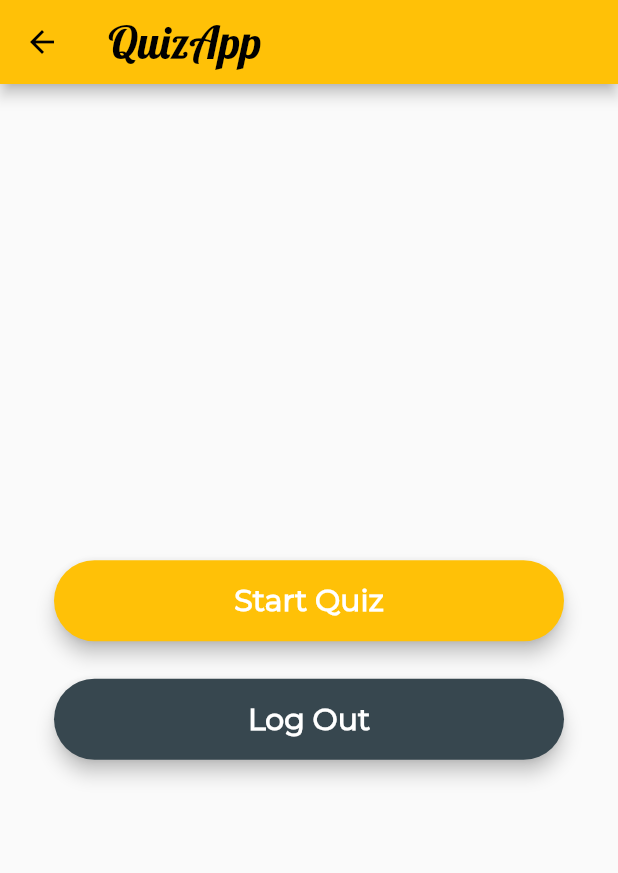
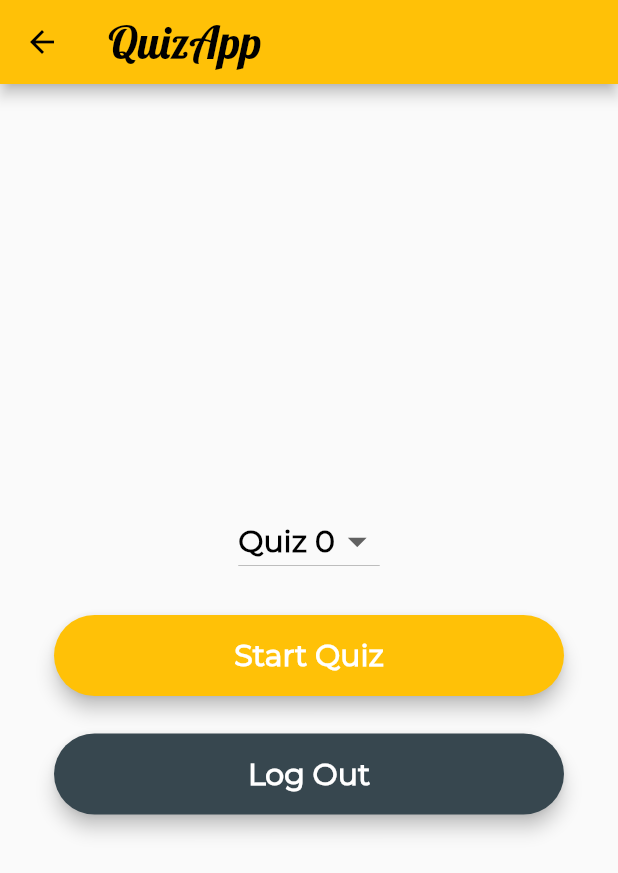
Before and after one commit to CSnakeEyes/flutter_quizapp, a Flutter app: the HomePage screen opened directly, on a phone screen of 412 x 824 dp. Shown: the top 873 px of the screen. Run offline on Flutter 3.47's test engine with Material 2 defaults, Android fonts, the phone set to English and light mode, and no system bars.

Commit message:
Functionality added but there is still some remaining

```diff
--- a/lib/StartQuiz.dart
+++ b/lib/StartQuiz.dart
@@ -1,6 +1,8 @@
 import 'package:flutter/material.dart';
 
 import 'package:flutter_quizapp/QuizScreen.dart';
+
+import 'controller/Quiz.dart';
 
 class StartQuiz extends StatelessWidget {
   @override
@@ -19,9 +21,37 @@ class HomePage extends StatefulWidget {
 
 class _HomePageState extends State<HomePage> {
   TextStyle style = TextStyle(fontFamily: 'Montserrat', fontSize: 20.0);
+  String dropdownValue = 'Quiz 0';
+  int selectedQuiz = 0;
+
+  List<DropdownMenuItem<String>> quizList = ['Quiz 0', 'Quiz 1', 'Quiz 2', 'Quiz 3', 'Quiz 4']
+      .map<DropdownMenuItem<String>>((String value) {
+    return DropdownMenuItem<String>(
+      value: value,
+      child: Text(value),
+    );
+  }).toList();
 
   @override
   Widget build(BuildContext context) {
+    final quizMenu = DropdownButton(
+        value: dropdownValue,
+        style: style.copyWith(
+          color: Colors.black, fontWeight: FontWeight.bold
+        ),
+        icon: Icon(Icons.arrow_drop_down),
+        iconSize: 30,
+        elevation: 5,
+        items: quizList,
+        onChanged: (String newValue) {
+          setState(() {
+            // ignore: unrelated_type_equality_checks
+            selectedQuiz = quizList.indexWhere((item) => item == newValue);
+            dropdownValue = newValue;
+          });
+        }
+    );
+
     final startButton = Material(
       elevation: 5.0,
       borderRadius: BorderRadius.circular(30.0),
@@ -29,11 +59,15 @@ class _HomePageState extends State<HomePage> {
       child: MaterialButton(
         minWidth: MediaQuery.of(context).size.width,
         padding: EdgeInsets.fromLTRB(20.0, 15.0, 20.0, 15.0),
-        onPressed: () {
-          Navigator.push(
-            context,
-            MaterialPageRoute(builder: (context) => QuizScreen()),
-          );
+        onPressed: () async {
+          Quiz quiz = Quiz();
+          bool check = await quiz.startQuiz(7);
+          if (check) {
+            Navigator.push(
+              context,
+              MaterialPageRoute(builder: (context) => QuizScreen()),
+            );
+          }
         },
         child: Text("Start Quiz",
             textAlign: TextAlign.center,
@@ -76,6 +110,8 @@ class _HomePageState extends State<HomePage> {
               crossAxisAlignment: CrossAxisAlignment.center,
               mainAxisAlignment: MainAxisAlignment.center,
               children: <Widget>[
+                quizMenu,
+                SizedBox(height: 25.0),
                 startButton,
                 SizedBox(height: 25.0),
                 logoutButton
```
Also changed, not shown: lib/QuizScreen.dart (+24 -17 lines).
